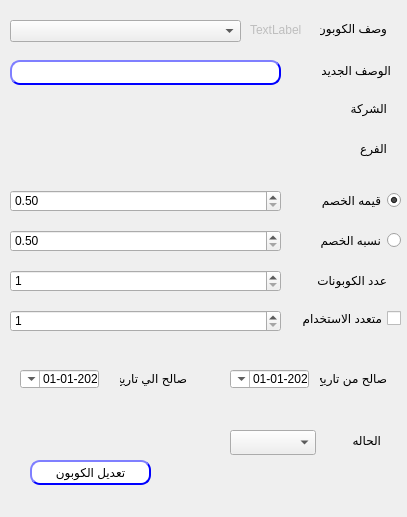
Old version of the form presentation/voucher_ui/editVoucher.ui in the repository shymaa123456/HyperPOS2020.
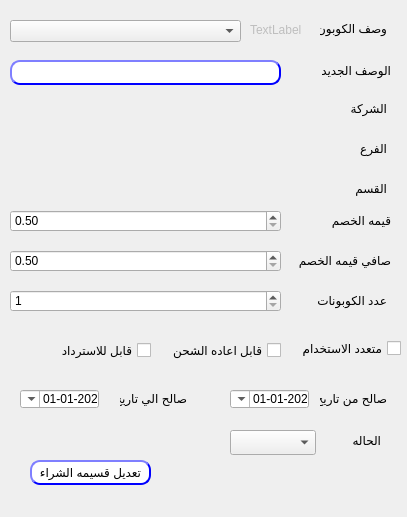
New version of the form.

```diff
--- a/presentation/voucher_ui/editVoucher.ui
+++ b/presentation/voucher_ui/editVoucher.ui
@@ -95,52 +95,14 @@
                                     </string>
    </property>
    <property name="text">
-    <string>تعديل الكوبون</string>
-   </property>
-  </widget>
-  <widget class="QRadioButton" name="radioButton_Value">
-   <property name="geometry">
-    <rect>
-     <x>320</x>
-     <y>190</y>
-     <width>81</width>
-     <height>20</height>
-    </rect>
-   </property>
-   <property name="layoutDirection">
-    <enum>Qt::RightToLeft</enum>
-   </property>
-   <property name="autoFillBackground">
-    <bool>false</bool>
-   </property>
-   <property name="text">
-    <string>قيمه الخصم</string>
-   </property>
-   <property name="checked">
-    <bool>true</bool>
-   </property>
-  </widget>
-  <widget class="QRadioButton" name="radioButton_Percentage">
-   <property name="geometry">
-    <rect>
-     <x>320</x>
-     <y>230</y>
-     <width>81</width>
-     <height>20</height>
-    </rect>
-   </property>
-   <property name="layoutDirection">
-    <enum>Qt::RightToLeft</enum>
-   </property>
-   <property name="text">
-    <string>نسبه الخصم</string>
+    <string>تعديل قسيمه الشراء</string>
    </property>
   </widget>
   <widget class="QCheckBox" name="checkBox_Multi">
    <property name="geometry">
     <rect>
      <x>300</x>
-     <y>310</y>
+     <y>340</y>
      <width>101</width>
      <height>17</height>
     </rect>
@@ -156,7 +118,7 @@
    <property name="geometry">
     <rect>
      <x>306</x>
-     <y>270</y>
+     <y>290</y>
      <width>81</width>
      <height>20</height>
     </rect>
@@ -172,7 +134,7 @@
    <property name="geometry">
     <rect>
      <x>320</x>
-     <y>370</y>
+     <y>390</y>
      <width>67</width>
      <height>17</height>
     </rect>
@@ -185,7 +147,7 @@
    <property name="geometry">
     <rect>
      <x>120</x>
-     <y>370</y>
+     <y>390</y>
      <width>67</width>
      <height>17</height>
     </rect>
@@ -201,7 +163,7 @@
    <property name="geometry">
     <rect>
      <x>20</x>
-     <y>370</y>
+     <y>390</y>
      <width>79</width>
      <height>18</height>
     </rect>
@@ -230,7 +192,7 @@
    <property name="geometry">
     <rect>
      <x>230</x>
-     <y>370</y>
+     <y>390</y>
      <width>79</width>
      <height>18</height>
     </rect>
@@ -325,7 +287,7 @@
    <property name="geometry">
     <rect>
      <x>10</x>
-     <y>230</y>
+     <y>250</y>
      <width>271</width>
      <height>22</height>
     </rect>
@@ -341,7 +303,7 @@
    <property name="geometry">
     <rect>
      <x>10</x>
-     <y>190</y>
+     <y>210</y>
      <width>271</width>
      <height>22</height>
     </rect>
@@ -373,20 +335,7 @@
    <property name="geometry">
     <rect>
      <x>10</x>
-     <y>270</y>
-     <width>271</width>
-     <height>22</height>
-    </rect>
-   </property>
-   <property name="minimum">
-    <number>1</number>
-   </property>
-  </widget>
-  <widget class="QSpinBox" name="LE_desc_5">
-   <property name="geometry">
-    <rect>
-     <x>10</x>
-     <y>310</y>
+     <y>290</y>
      <width>271</width>
      <height>22</height>
     </rect>
@@ -427,6 +376,80 @@
     <string>الفرع</string>
    </property>
   </widget>
+  <widget class="QLabel" name="desc_8">
+   <property name="geometry">
+    <rect>
+     <x>320</x>
+     <y>180</y>
+     <width>67</width>
+     <height>17</height>
+    </rect>
+   </property>
+   <property name="layoutDirection">
+    <enum>Qt::RightToLeft</enum>
+   </property>
+   <property name="text">
+    <string>القسم</string>
+   </property>
+  </widget>
+  <widget class="QLabel" name="label">
+   <property name="geometry">
+    <rect>
+     <x>300</x>
+     <y>210</y>
+     <width>91</width>
+     <height>21</height>
+    </rect>
+   </property>
+   <property name="text">
+    <string>قيمه الخصم</string>
+   </property>
+  </widget>
+  <widget class="QLabel" name="label_3">
+   <property name="geometry">
+    <rect>
+     <x>290</x>
+     <y>250</y>
+     <width>101</width>
+     <height>21</height>
+    </rect>
+   </property>
+   <property name="text">
+    <string>صافي قيمه الخصم</string>
+   </property>
+  </widget>
+  <widget class="QCheckBox" name="checkBox_Multi_3">
+   <property name="geometry">
+    <rect>
+     <x>40</x>
+     <y>340</y>
+     <width>111</width>
+     <height>20</height>
+    </rect>
+   </property>
+   <property name="layoutDirection">
+    <enum>Qt::RightToLeft</enum>
+   </property>
+   <property name="text">
+    <string>قابل للاسترداد</string>
+   </property>
+  </widget>
+  <widget class="QCheckBox" name="checkBox_Multi_2">
+   <property name="geometry">
+    <rect>
+     <x>170</x>
+     <y>340</y>
+     <width>111</width>
+     <height>20</height>
+    </rect>
+   </property>
+   <property name="layoutDirection">
+    <enum>Qt::RightToLeft</enum>
+   </property>
+   <property name="text">
+    <string>قابل اعاده الشحن</string>
+   </property>
+  </widget>
  </widget>
  <resources/>
  <connections/>
```
Left out of the diff: 2 changed lines with no effect on the pictures.
